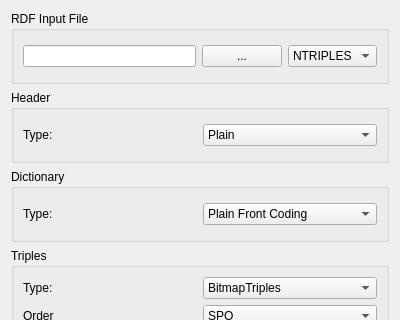
First picture: the form in hdt-it/hdtspecform.ui, repository rdfhdt/hdt-cpp, before the edit; both pictures show x 0 to 400 and y 0 to 320 of the 400 by 462 pixel window.
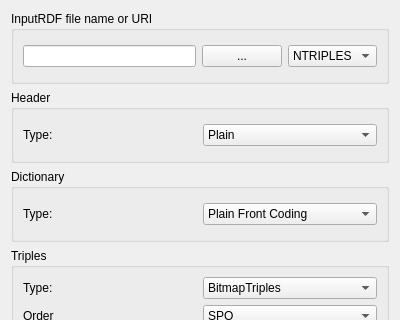
Second picture: the form after the edit.

The edit to the form file:
```diff
--- a/hdt-it/hdtspecform.ui
+++ b/hdt-it/hdtspecform.ui
@@ -25,7 +25,7 @@
      <item>
       <widget class="QGroupBox" name="groupBox">
        <property name="title">
-        <string>RDF Input File</string>
+        <string>InputRDF file name or URI</string>
        </property>
        <layout class="QHBoxLayout" name="horizontalLayout">
         <item>
```
